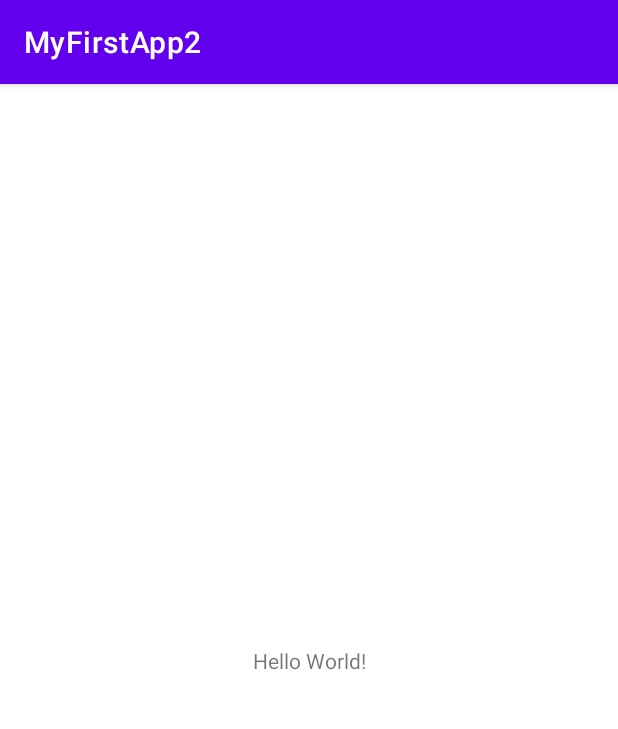
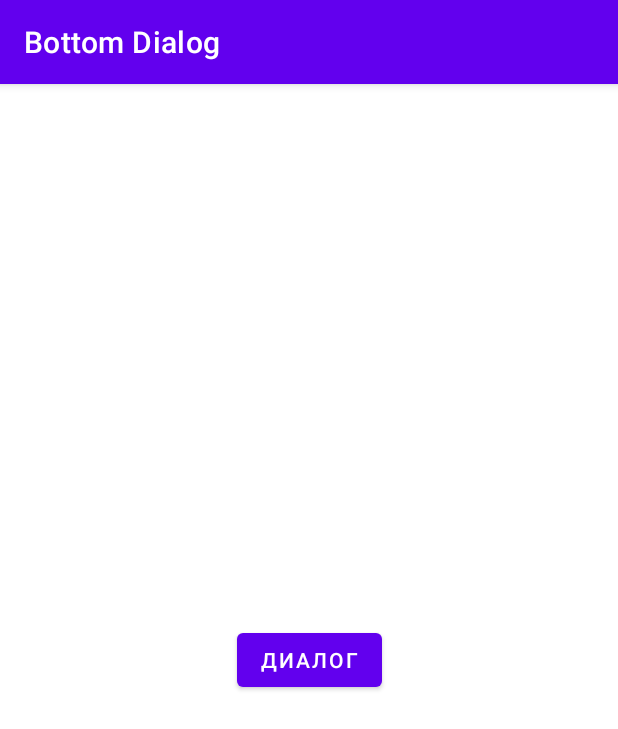
Before and after one commit to shumvlesu/MyFirstApp2, an Android app: the screen it shows after launch (MainActivity), on a phone screen of 412 x 824 dp. Shown: the top 729 px of the screen. Run offline under Robolectric (Android 15) with nearby library versions, the phone set to English and light mode, and no system bars.

Commit message:
11 урок. Реализация BottomSheetDialogFragment

```diff
--- a/app/build.gradle
+++ b/app/build.gradle
@@ -36,4 +36,5 @@ dependencies {
     testImplementation 'junit:junit:4.+'
     androidTestImplementation 'androidx.test.ext:junit:1.1.2'
     androidTestImplementation 'androidx.test.espresso:espresso-core:3.3.0'
+    implementation 'com.google.android.material:material:1.2.1'
 }
--- /dev/null
+++ b/app/src/main/java/com/shumikhin/myfirstapp2/OnDialogListener.java
@@ -0,0 +1,6 @@
+package com.shumikhin.myfirstapp2;
+
+public interface OnDialogListener {
+    void onDialogOk();
+    void onDialogYes();
+}
--- a/app/src/main/res/layout/activity_main.xml
+++ b/app/src/main/res/layout/activity_main.xml
@@ -1,18 +1,18 @@
 <?xml version="1.0" encoding="utf-8"?>
-<androidx.constraintlayout.widget.ConstraintLayout xmlns:android="http://schemas.android.com/apk/res/android"
+<androidx.constraintlayout.widget.ConstraintLayout
+    xmlns:android="http://schemas.android.com/apk/res/android"
     xmlns:app="http://schemas.android.com/apk/res-auto"
     xmlns:tools="http://schemas.android.com/tools"
     android:layout_width="match_parent"
     android:layout_height="match_parent"
     tools:context=".MainActivity">
-
-    <TextView
+    <com.google.android.material.button.MaterialButton
+        android:id="@+id/button"
         android:layout_width="wrap_content"
         android:layout_height="wrap_content"
-        android:text="Hello World!"
+        android:text="@string/dialog"
         app:layout_constraintBottom_toBottomOf="parent"
-        app:layout_constraintLeft_toLeftOf="parent"
-        app:layout_constraintRight_toRightOf="parent"
+        app:layout_constraintEnd_toEndOf="parent"
+        app:layout_constraintStart_toStartOf="parent"
         app:layout_constraintTop_toTopOf="parent" />
-
 </androidx.constraintlayout.widget.ConstraintLayout>
--- a/app/src/main/res/values/strings.xml
+++ b/app/src/main/res/values/strings.xml
@@ -1,3 +1,6 @@
 <resources>
-    <string name="app_name">MyFirstApp2</string>
+    <string name="app_name">Bottom Dialog</string>
+    <string name="dialog_message">Диалог снизу</string>
+    <string name="yes">Да</string>
+    <string name="dialog">Диалог</string>
 </resources>
--- a/build.gradle
+++ b/build.gradle
@@ -5,7 +5,7 @@ buildscript {
         jcenter()
     }
     dependencies {
-        classpath "com.android.tools.build:gradle:4.1.3"
+        classpath 'com.android.tools.build:gradle:4.2.0'
 
         // NOTE: Do not place your application dependencies here; they belong
         // in the individual module build.gradle files
```
Also changed, not shown: app/src/main/java/com/shumikhin/myfirstapp2/MainActivity.java (+29 -2 lines), app/src/main/java/com/shumikhin/myfirstapp2/MyBottomSheetDialogFragment.java (added, +50 -0 lines), app/src/main/res/layout/fragment_dialog.xml (added, +35 -0 lines), app/src/main/res/values/styles.xml (added, +10 -0 lines), gradle/wrapper/gradle-wrapper.properties.
